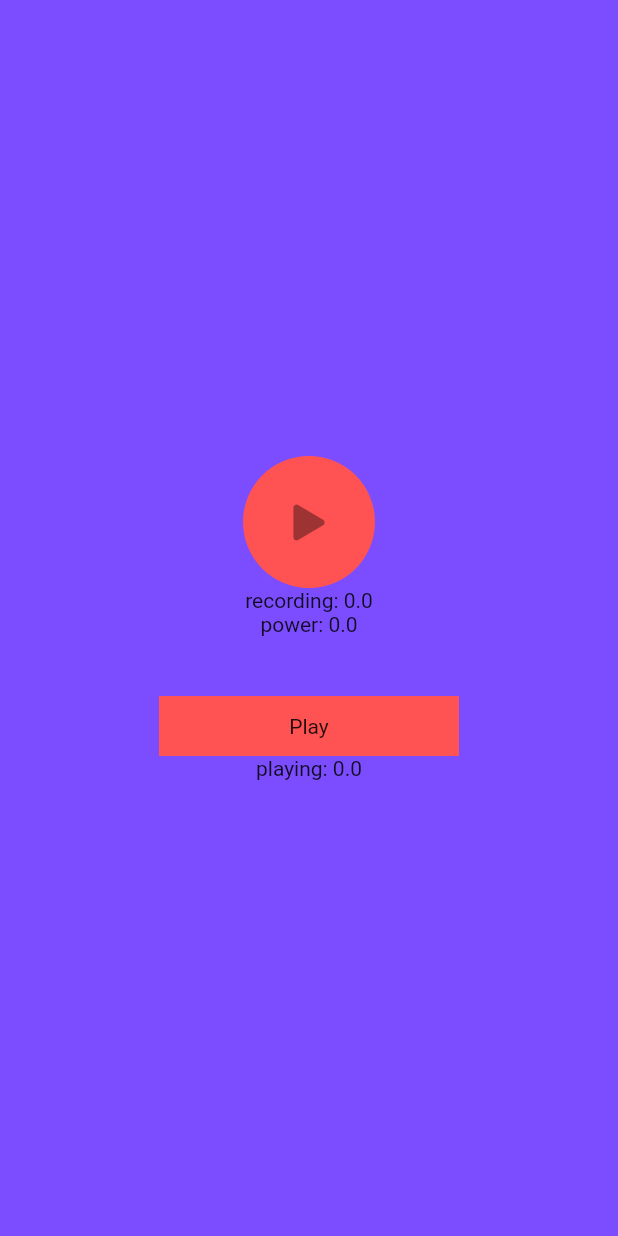
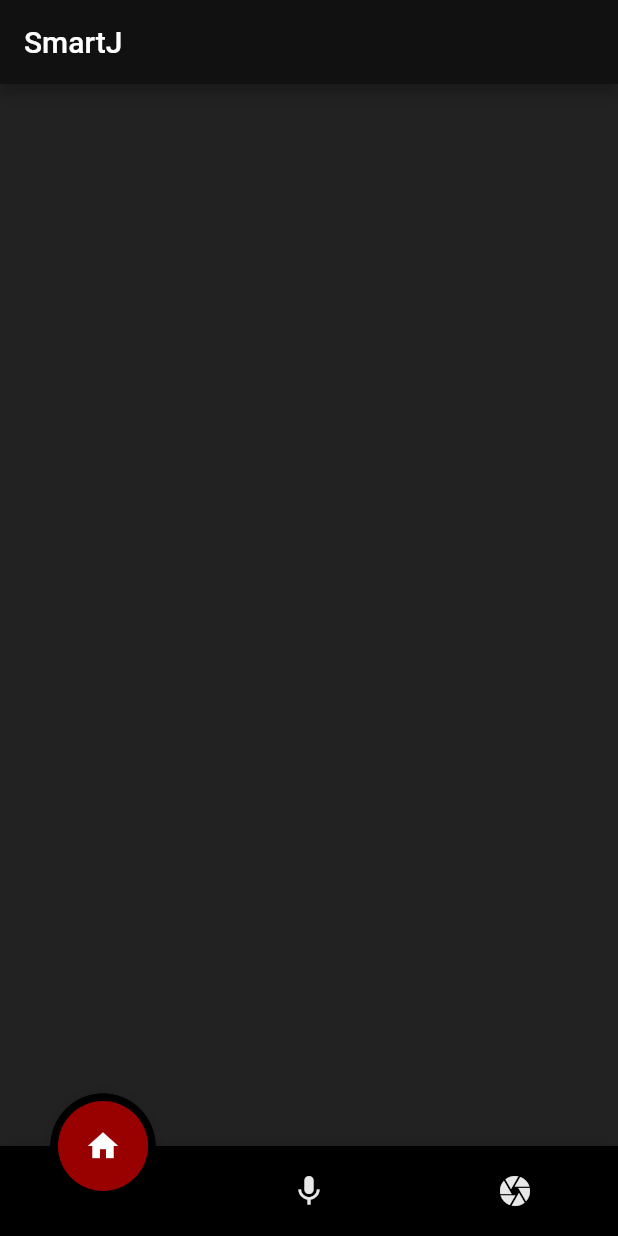
Before and after one commit to renatoaraujo/SmartJ-AI-App, a Flutter app: the screen it shows after launch, on a phone screen of 412 x 824 dp. Run offline on Flutter 3.47's test engine with Material 2 defaults, Android fonts, the phone set to English and light mode, and no system bars; drawn by our look-alikes of fancy_bottom_navigation; missing offline and left inert: flutter_statusbarcolor, medcorder_audio.

Commit message:
Layout change, but not working

```diff
--- /dev/null
+++ b/lib/Controller/HomePage.dart
@@ -0,0 +1,35 @@
+import 'package:fancy_bottom_navigation/fancy_bottom_navigation.dart';
+import 'package:flutter/cupertino.dart';
+import 'package:flutter/material.dart';
+import 'package:mobile_app/Helper/Colors.dart';
+import 'package:mobile_app/Helper/Navigation.dart';
+
+class HomePage extends StatelessWidget {
+  @override
+  Widget build(BuildContext context) {
+    return new Scaffold(
+        appBar: new AppBar(
+            title: new Text('SmartJ'),
+            backgroundColor: CustomColors.lightBlack1),
+        backgroundColor: CustomColors.lightBlack2,
+        body: new Center(
+          child: new Column(
+            mainAxisAlignment: MainAxisAlignment.center,
+            children: <Widget>[],
+          ),
+        ),
+        bottomNavigationBar: FancyBottomNavigation(
+          tabs: [
+            TabData(iconData: Icons.home, title: "Home"),
+            TabData(iconData: Icons.mic, title: "Recorder"),
+            TabData(iconData: Icons.camera, title: "Camera"),
+          ],
+          onTabChangedListener: (position) {
+            return Navigation.buildPage(position);
+          },
+          barBackgroundColor: CustomColors.black0,
+          circleColor: CustomColors.schizophreniaRed,
+          inactiveIconColor: CustomColors.woolWhite,
+        ));
+  }
+}
--- /dev/null
+++ b/lib/Helper/Colors.dart
@@ -0,0 +1,143 @@
+// Colors based in palette from https://www.colourlovers.com/palette/623761/Walking_Away
+
+import 'package:flutter/material.dart';
+
+class CustomColors {
+
+  static const _blackPrimaryValue = 0xFF000000;
+  static const _lightBlack1PrimaryValue = 0xFF111111;
+  static const _lightBlack2PrimaryValue = 0xFF222222;
+  static const _lightBlack3PrimaryValue = 0xFF333333;
+  static const _woolWhitePrimaryValue = 0xFFE8E8E8;
+  static const _lightGrayPrimaryValue = 0xFFF6F6F6;
+  static const _schizophreniaRedPrimaryValue = 0xFF990100;
+  static const _disconnectRedPrimaryValue = 0xFFB90504;
+
+  static const MaterialColor black0 = const MaterialColor(
+    _blackPrimaryValue,
+    const <int, Color>{
+      50: Color.fromRGBO(0, 0, 0, .1),
+      100: Color.fromRGBO(0, 0, 0, .2),
+      200: Color.fromRGBO(0, 0, 0, .3),
+      300: Color.fromRGBO(0, 0, 0, .4),
+      400: Color.fromRGBO(0, 0, 0, .5),
+      500: Color.fromRGBO(0, 0, 0, .6),
+      600: Color.fromRGBO(0, 0, 0, .7),
+      700: Color.fromRGBO(0, 0, 0, .8),
+      800: Color.fromRGBO(0, 0, 0, .9),
+      900: Color.fromRGBO(0, 0, 0, 1),
+    },
+  );
+
+  static const MaterialColor lightBlack1 = const MaterialColor(
+    _lightBlack1PrimaryValue,
+    const <int, Color>{
+      50: Color.fromRGBO(17, 17, 17, .1),
+      100: Color.fromRGBO(17, 17, 17, .2),
+      200: Color.fromRGBO(17, 17, 17, .3),
+      300: Color.fromRGBO(17, 17, 17, .4),
+      400: Color.fromRGBO(17, 17, 17, .5),
+      500: Color.fromRGBO(17, 17, 17, .6),
+      600: Color.fromRGBO(17, 17, 17, .7),
+      700: Color.fromRGBO(17, 17, 17, .8),
+      800: Color.fromRGBO(17, 17, 17, .9),
+      900: Color.fromRGBO(17, 17, 17, 1),
+    },
+  );
+
+  static const MaterialColor lightBlack2 = const MaterialColor(
+    _lightBlack2PrimaryValue,
+    const <int, Color>{
+      50: Color.fromRGBO(34, 34, 34, .1),
+      100: Color.fromRGBO(34, 34, 34, .2),
+      200: Color.fromRGBO(34, 34, 34, .3),
+      300: Color.fromRGBO(34, 34, 34, .4),
+      400: Color.fromRGBO(34, 34, 34, .5),
+      500: Color.fromRGBO(34, 34, 34, .6),
+      600: Color.fromRGBO(34, 34, 34, .7),
+      700: Color.fromRGBO(34, 34, 34, .8),
+      800: Color.fromRGBO(34, 34, 34, .9),
+      900: Color.fromRGBO(34, 34, 34, 1),
+    },
+  );
+
+  static const MaterialColor lightBlack3 = const MaterialColor(
+    _lightBlack3PrimaryValue,
+    const <int, Color>{
+      50: Color.fromRGBO(51, 51, 51, .1),
+      100: Color.fromRGBO(51, 51, 51, .2),
+      200: Color.fromRGBO(51, 51, 51, .3),
+      300: Color.fromRGBO(51, 51, 51, .4),
+      400: Color.fromRGBO(51, 51, 51, .5),
+      500: Color.fromRGBO(51, 51, 51, .6),
+      600: Color.fromRGBO(51, 51, 51, .7),
+      700: Color.fromRGBO(51, 51, 51, .8),
+      800: Color.fromRGBO(51, 51, 51, .9),
+      900: Color.fromRGBO(51, 51, 51, 1),
+    },
+  );
+
+  static const MaterialColor woolWhite = const MaterialColor(
+    _woolWhitePrimaryValue,
+    const <int, Color>{
+      50: Color.fromRGBO(232, 232, 232, .1),
+      100: Color.fromRGBO(232, 232, 232, .2),
+      200: Color.fromRGBO(232, 232, 232, .3),
+      300: Color.fromRGBO(232, 232, 232, .4),
+      400: Color.fromRGBO(232, 232, 232, .5),
+      500: Color.fromRGBO(232, 232, 232, .6),
+      600: Color.fromRGBO(232, 232, 232, .7),
+      700: Color.fromRGBO(232, 232, 232, .8),
+      800: Color.fromRGBO(232, 232, 232, .9),
+      900: Color.fromRGBO(232, 232, 232, 1),
+    },
+  );
+
+  static const MaterialColor lightGray = const MaterialColor(
+    _lightGrayPrimaryValue,
+    const <int, Color>{
+      50: Color.fromRGBO(246, 246, 246, .1),
+      100: Color.fromRGBO(246, 246, 246, .2),
+      200: Color.fromRGBO(246, 246, 246, .3),
+      300: Color.fromRGBO(246, 246, 246, .4),
+      400: Color.fromRGBO(246, 246, 246, .5),
+      500: Color.fromRGBO(246, 246, 246, .6),
+      600: Color.fromRGBO(246, 246, 246, .7),
+      700: Color.fromRGBO(246, 246, 246, .8),
+      800: Color.fromRGBO(246, 246, 246, .9),
+      900: Color.fromRGBO(246, 246, 246, 1),
+    },
+  );
+
+  static const MaterialColor schizophreniaRed = const MaterialColor(
+    _schizophreniaRedPrimaryValue,
+    const <int, Color>{
+      50: Color.fromRGBO(153, 1, 0, .1),
+      100: Color.fromRGBO(153, 1, 0, .2),
+      200: Color.fromRGBO(153, 1, 0, .3),
+      300: Color.fromRGBO(153, 1, 0, .4),
+      400: Color.fromRGBO(153, 1, 0, .5),
+      500: Color.fromRGBO(153, 1, 0, .6),
+      600: Color.fromRGBO(153, 1, 0, .7),
+      700: Color.fromRGBO(153, 1, 0, .8),
+      800: Color.fromRGBO(153, 1, 0, .9),
+      900: Color.fromRGBO(153, 1, 0, 1),
+    },
+  );
+
+  static const MaterialColor disconnectRed = const MaterialColor(
+    _disconnectRedPrimaryValue,
+    const <int, Color>{
+      50: Color.fromRGBO(185, 5, 4, .1),
+      100: Color.fromRGBO(185, 5, 4, .2),
+      200: Color.fromRGBO(185, 5, 4, .3),
+      300: Color.fromRGBO(185, 5, 4, .4),
+      400: Color.fromRGBO(185, 5, 4, .5),
+      500: Color.fromRGBO(185, 5, 4, .6),
+      600: Color.fromRGBO(185, 5, 4, .7),
+      700: Color.fromRGBO(185, 5, 4, .8),
+      800: Color.fromRGBO(185, 5, 4, .9),
+      900: Color.fromRGBO(185, 5, 4, 1),
+    },
+  );
+}
--- a/lib/main.dart
+++ b/lib/main.dart
@@ -1,13 +1,20 @@
-import 'dart:async';
-
 import 'package:flutter/material.dart';
-import 'package:mobile_app/states/recorder.dart';
+import 'package:flutter_statusbarcolor/flutter_statusbarcolor.dart';
+import 'package:mobile_app/Controller/HomePage.dart';
+import 'package:mobile_app/Controller/Recorder.dart';
+import 'package:mobile_app/Helper/Colors.dart';
 
 void main() {
-  runApp(new App());
+  runApp(new MaterialApp(
+    home: HomePage(),
+    routes: <String, WidgetBuilder>{
+      "/recorder" : (BuildContext context)=> new RecorderApp(),
+      //add more routes here
+    },
+  ));
+
+  FlutterStatusbarcolor.setStatusBarColor(CustomColors.black0);
+  FlutterStatusbarcolor.setStatusBarWhiteForeground(true);
+  FlutterStatusbarcolor.setNavigationBarColor(CustomColors.black0);
+  FlutterStatusbarcolor.setNavigationBarWhiteForeground(true);
 }
-
-class App extends StatefulWidget {
-  @override
-  Recorder createState() => new Recorder();
-}
--- a/lib/states/recorder.dart
+++ /dev/null
@@ -1,161 +0,0 @@
-import 'dart:async';
-import 'package:flutter/material.dart';
-import 'package:font_awesome_flutter/font_awesome_flutter.dart';
-import 'package:mobile_app/main.dart';
-import 'package:medcorder_audio/medcorder_audio.dart';
-
-class Recorder extends State<App> {
-  MedcorderAudio audioModule = new MedcorderAudio();
-  bool canRecord = true;
-  double recordPower = 0.0;
-  double recordPosition = 0.0;
-  bool isRecording = false;
-  bool isPlay = false;
-  double playPosition = 0.0;
-  String file = "";
-
-  @override
-  initState() {
-    super.initState();
-    audioModule.setCallBack((dynamic data) {
-      _onEvent(data);
-    });
-    _initSettings();
-  }
-
-  Future _initSettings() async {
-    final String result = await audioModule.checkMicrophonePermissions();
-    if (result == 'OK') {
-      await audioModule.setAudioSettings();
-      setState(() {
-        canRecord = true;
-      });
-    }
-    return;
-  }
-
-  Future _startRecording() async {
-    try {
-      DateTime time = new DateTime.now();
-      setState(() {
-        file = time.millisecondsSinceEpoch.toString();
-      });
-      final String result = await audioModule.startRecord(file);
-      setState(() {
-        isRecording = true;
-      });
-      print('startRecord: ' + result);
-    } catch (e) {
-      file = "";
-      print('startRecord: fail');
-    }
-  }
-
-  Future _stopRecording() async {
-    try {
-      final String result = await audioModule.stopRecord();
-      print('stopRecord: ' + result);
-      setState(() {
-        isRecording = false;
-      });
-    } catch (e) {
-      print('stopRecord: fail');
-      setState(() {
-        isRecording = false;
-      });
-    }
-  }
-
-  Future _startStopPlay() async {
-    if (isPlay) {
-      await audioModule.stopPlay();
-    } else {
-      await audioModule.startPlay({
-        "file": file,
-        "position": 0.0,
-      });
-    }
-  }
-
-  void _onEvent(dynamic event) {
-    if (event['code'] == 'recording') {
-      double power = event['peakPowerForChannel'];
-      setState(() {
-        recordPower = (60.0 - power.abs().floor()).abs();
-        recordPosition = event['currentTime'];
-      });
-    }
-    if (event['code'] == 'playing') {
-      String url = event['url'];
-      setState(() {
-        playPosition = event['currentTime'];
-        isPlay = true;
-      });
-    }
-    if (event['code'] == 'audioPlayerDidFinishPlaying') {
-      setState(() {
-        playPosition = 0.0;
-        isPlay = false;
-      });
-    }
-  }
-
-  @override
-  Widget build(BuildContext context) {
-    return new MaterialApp(
-      home: new Scaffold(
-        backgroundColor: Colors.deepPurpleAccent,
-        body: new Center(
-          child: canRecord
-              ? new Column(
-                  mainAxisAlignment: MainAxisAlignment.center,
-                  crossAxisAlignment: CrossAxisAlignment.center,
-                  children: <Widget>[
-                    GestureDetector(
-                        onLongPressStart: (e) => _startRecording(),
-                        onLongPressEnd: (e) => _stopRecording(),
-                        child: Container(
-                            margin: EdgeInsets.symmetric(horizontal: 5),
-                            padding: EdgeInsets.all(20),
-                            decoration: new BoxDecoration(
-                              borderRadius: new BorderRadius.circular(50),
-                              color: Colors.redAccent,
-                            ),
-                            child: Column(
-                              mainAxisSize: MainAxisSize.min,
-                              children: <Widget>[
-                                new IconButton(
-                                  icon: new Icon(FontAwesomeIcons.play),
-                                  onPressed: null,
-                                ),
-                              ],
-                            ))),
-                    new Text('recording: ' + recordPosition.toString()),
-                    new Text('power: ' + recordPower.toString()),
-                    new InkWell(
-                      child: new Container(
-                        margin: new EdgeInsets.only(top: 40.0),
-                        alignment: FractionalOffset.center,
-                        child: new Text(isPlay ? 'Stop' : 'Play'),
-                        height: 40.0,
-                        width: 200.0,
-                        color: Colors.redAccent,
-                      ),
-                      onTap: () {
-                        if (!isRecording && file.length > 0) {
-                          _startStopPlay();
-                        }
-                      },
-                    ),
-                    new Text('playing: ' + playPosition.toString()),
-                  ],
-                )
-              : new Text(
-                  'Microphone Access Disabled.\nYou can enable access in Settings',
-                  textAlign: TextAlign.center,
-                ),
-        ),
-      ),
-    );
-  }
-}
--- a/pubspec.yaml
+++ b/pubspec.yaml
@@ -10,7 +10,8 @@ dependencies:
   flutter:
     sdk: flutter
   medcorder_audio:
-  font_awesome_flutter: ^8.5.0
+  flutter_statusbarcolor: ^0.2.3
+  fancy_bottom_navigation: ^0.3.2
 
 dev_dependencies:
   flutter_test:
```
Also changed, not shown: lib/Controller/Recorder.dart (added, +181 -0 lines), lib/Helper/Navigation.dart (added, +16 -0 lines), lib/Service/Audio.dart (added), pubspec.lock, 1 other file.
